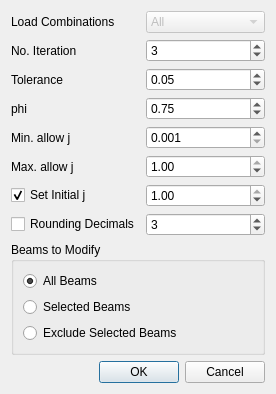
First picture: the form in civilTools/widgets/beam_j.ui, repository ebrahimraeyat/OSAFE, before the edit.
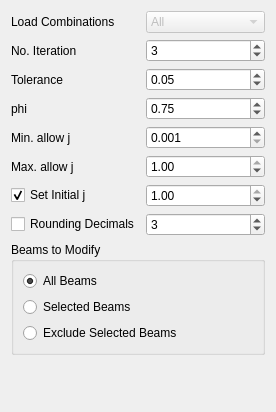
Second picture: the form after the edit.

Commit message: export beam j to FreeCAD

```diff
--- a/civilTools/widgets/beam_j.ui
+++ b/civilTools/widgets/beam_j.ui
@@ -7,7 +7,7 @@
     <x>0</x>
     <y>0</y>
     <width>276</width>
-    <height>383</height>
+    <height>412</height>
    </rect>
   </property>
   <property name="windowTitle">
@@ -228,16 +228,6 @@
      </layout>
     </widget>
    </item>
-   <item>
-    <widget class="QDialogButtonBox" name="buttonBox">
-     <property name="orientation">
-      <enum>Qt::Horizontal</enum>
-     </property>
-     <property name="standardButtons">
-      <set>QDialogButtonBox::Cancel|QDialogButtonBox::Ok</set>
-     </property>
-    </widget>
-   </item>
    <item>
     <spacer name="verticalSpacer">
      <property name="orientation">
```
Left out of the diff: 35 changed lines with no effect on the pictures. The commit also changes 2 other files.
